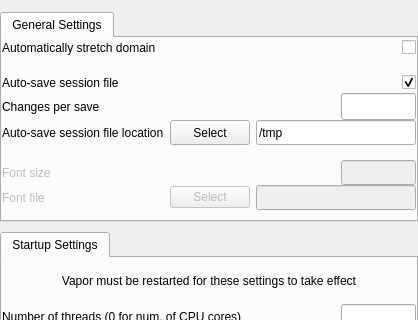
Before: the Qt Designer form apps/vaporgui/SettingsGUI.ui in NCAR/VAPOR, drawn with Qt 5; both pictures show x 0 to 418 and y 0 to 320 of the 418 by 808 pixel window.
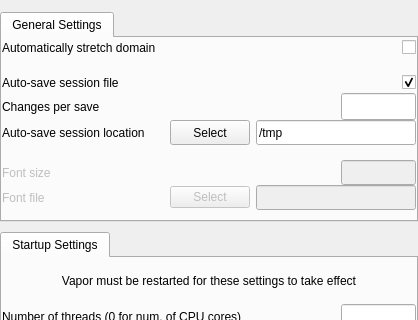
After: the same form once the commit is applied.

What changed in the file:
```diff
--- a/apps/vaporgui/SettingsGUI.ui
+++ b/apps/vaporgui/SettingsGUI.ui
@@ -238,7 +238,7 @@
               <string>The file specified for auto save is overwritten every time there is an automatic session save</string>
              </property>
              <property name="text">
-              <string>Auto-save session file location</string>
+              <string>Auto-save session location</string>
              </property>
              <property name="wordWrap">
               <bool>false</bool>
```
